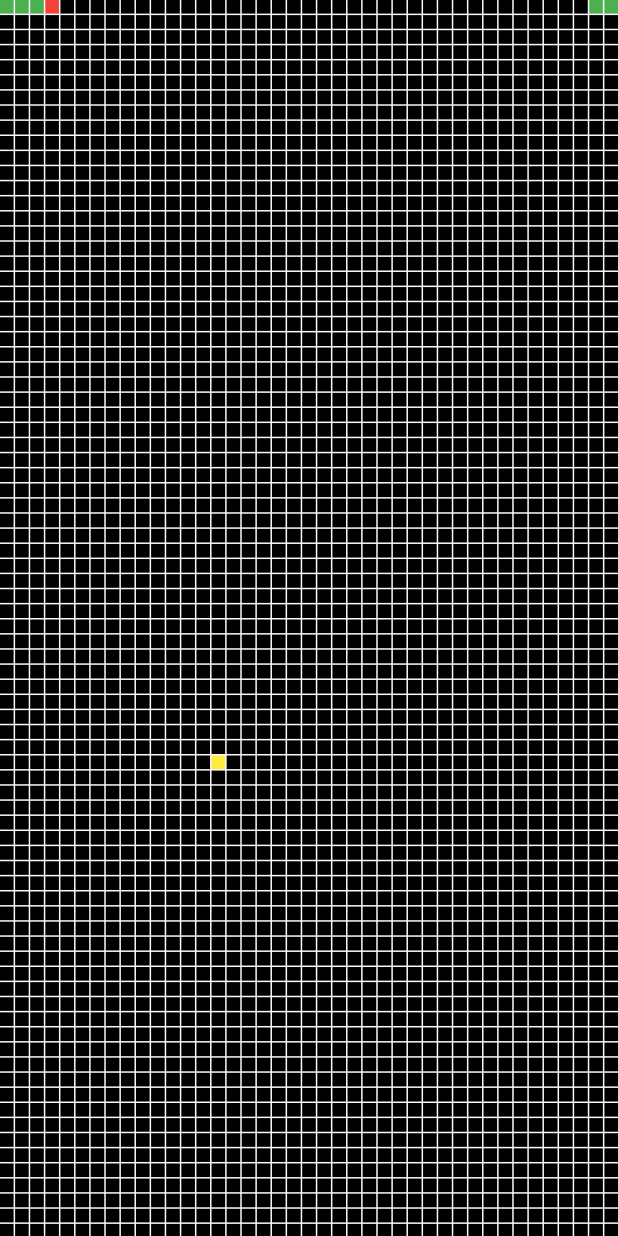
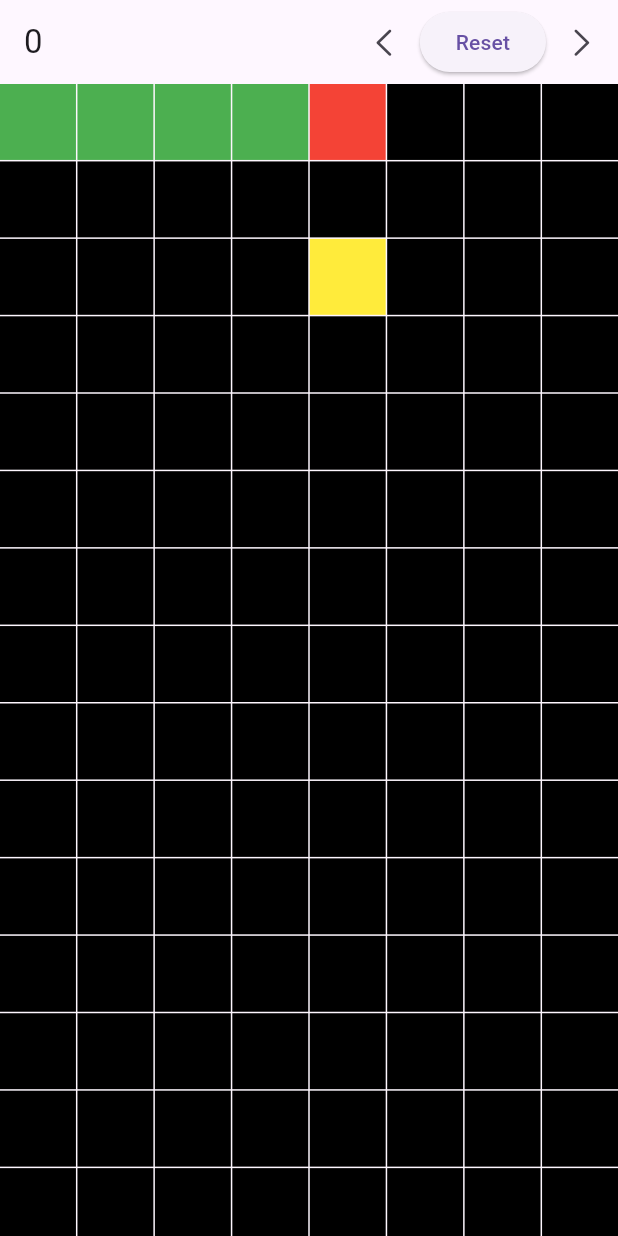
Before and after one commit to Shubhamlathiyaio/Snake-Game, a Flutter app: the screen it shows after launch, on a phone screen of 412 x 824 dp. Run offline on Flutter 3.47's test engine with Material 3 defaults, Android fonts, the light colour scheme and no system bars; our stand-ins replace get; missing offline and left inert: flutter_swipe_detector.

Commit message:
Complete the game

```diff
--- a/lib/Home.dart
+++ b/lib/Home.dart
@@ -1,6 +1,7 @@
 import 'dart:core';
 import 'dart:math';
 
+import 'package:flutter/cupertino.dart';
 import 'package:flutter/material.dart';
 import 'package:flutter_swipe_detector/flutter_swipe_detector.dart';
 
@@ -15,10 +16,13 @@ class _HomeState extends State<Home> {
   int head = 5;
   List body = [4, 3, 2, 1];
   int move = 1;
-  bool b=false;
   int col=10;
   int row=10;
   int food=Random().nextInt(100);
+  int pixel=50;
+  int score=0;
+  bool gameOn=true;
+
 
   @override
   void initState() {
@@ -27,14 +31,26 @@ class _HomeState extends State<Home> {
     fun();
   }
 
-  int speed=100;
+  int speed=1000;
   fun() async {
-    while(true)
+    while(gameOn)
       await Future.delayed(Duration(milliseconds: speed)).then((value) {
         setState(() {
           walk();
+          print("row = $row");
+          print("col = $col");
         });
       },);
+    if(!gameOn)
+      reset();
+  }
+  reset() {
+       head = 5;
+       body = [4, 3, 2, 1];
+       move = 1;
+       food=Random().nextInt(100);
+       score=0;
+       gameOn=true;
   }
 
   walk() {
@@ -50,7 +66,7 @@ class _HomeState extends State<Home> {
     //Continue walk snack
     List LeftToRight = [for (int i = 0; i <= row; i++) head == col * i - 1];
     List RightToLeft = [for (int i = 0; i <= row; i++) head == col * i];
-    List UpToDown = [for (int i = 0; i < col; i++) head == col * row - col + i + 1];
+    List UpToDown = [for (int i = 0; i < col; i++) head == col * row - col + i];
     List DownToUp = [for (int i = 0; i < col; i++) head == i];
 
     print('Head = $head');
@@ -64,15 +80,25 @@ class _HomeState extends State<Home> {
       head += col * row - col;
     else
       head += move;
+
+   isgame_over();
+  }
+  isgame_over()
+  {
+    if(body.contains(head))
+    {
+      gameOn=false;
+    }
   }
 
-  eat_food()
-  {
+  eat_food() {
     if(head==food)
     {
       body.insert(0, head);
       head_move();
       food=Random().nextInt(col*row);
+      score++;
+      speed=(1000/score).toInt();
     }
   }
 
@@ -81,26 +107,44 @@ class _HomeState extends State<Home> {
 
   @override
   Widget build(BuildContext context) {
-    double height = MediaQuery.of(context).size.height - MediaQuery.of(context).padding.top;
+    double height = MediaQuery.of(context).size.height - (MediaQuery.of(context).padding.top+MediaQuery.of(context).padding.bottom+50);
     double width = MediaQuery.of(context).size.width;
-    col = (width / 10).floor();
-    row = (height / 10).floor();
+    col = (width / pixel).floor();
+    row = (height / pixel).floor();
 
-    return OrientationBuilder(
-      builder: (context, orientation) {
     return Scaffold(
+      appBar: AppBar(title: Text('${gameOn ? score : "Game over"}'),actions: [
+        IconButton(onPressed: () {
+          setState(() {
+            pixel++;
+            reset();
+          });
+        }, icon: Icon(CupertinoIcons.left_chevron)),
+        ElevatedButton(onPressed: () {
+          setState(() {
+            reset();
+          });
+        }, child: Text('Reset')),
+        IconButton(onPressed: () {
+          setState(() {
+            pixel--;
+            reset();
+          });
+        }, icon: Icon(CupertinoIcons.right_chevron)),
+      ],),
       // backgroundColor: Colors.black,
-          body: Stack(
+      body: Center(
+        child: Stack(
           children: [
           SizedBox(
-            height: height,
           width: width,
+          height:row*pixel*pixel*col+row+0,
           child: GridView.builder(
             gridDelegate: SliverGridDelegateWithFixedCrossAxisCount(
                 crossAxisCount: col,
                 mainAxisSpacing: 1,
                 crossAxisSpacing: 1),
-              itemCount: (height / 10).floor() * col,
+            itemCount: row * col,
             itemBuilder: (context, index) {
               return get(index);
             },
@@ -134,8 +178,7 @@ class _HomeState extends State<Home> {
                 )),
           ],
         ),
-        );
-      },
+      ),
     );
   }
 
```
Lines whose indentation alone changed are shown as unchanged.
